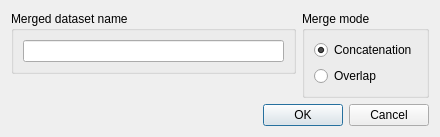
This is tse_analytics/views/datasets_merge_dialog.ui in TSE-Systems/tse-analytics as Qt 5 draws it before an edit. The edited form follows.
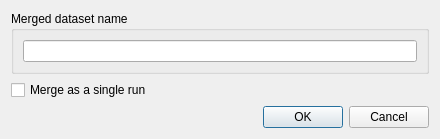
This is the edited form.

Commit message: Option to merge datasets as a single run. BarPlotView toolbar added.

```diff
--- a/tse_analytics/views/datasets_merge_dialog.ui
+++ b/tse_analytics/views/datasets_merge_dialog.ui
@@ -15,8 +15,8 @@
   </property>
   <layout class="QVBoxLayout" name="_4">
    <item>
-    <layout class="QHBoxLayout" name="horizontalLayout">
-     <item alignment="Qt::AlignTop">
+    <layout class="QVBoxLayout" name="verticalLayout">
+     <item>
       <widget class="QGroupBox" name="groupBoxName">
        <property name="title">
         <string>Merged dataset name</string>
@@ -28,33 +28,14 @@
        </layout>
       </widget>
      </item>
-     <item alignment="Qt::AlignTop">
-      <widget class="QGroupBox" name="groupBoxMergeMode">
-       <property name="title">
-        <string>Merge mode</string>
-       </property>
-       <layout class="QVBoxLayout" name="_2">
-        <item>
-         <widget class="QRadioButton" name="radioButtonConcatenation">
-          <property name="text">
-           <string>Concatenation</string>
-          </property>
-          <property name="checked">
-           <bool>true</bool>
-          </property>
-         </widget>
+    </layout>
         </item>
         <item>
-         <widget class="QRadioButton" name="radioButtonOverlap">
+    <widget class="QCheckBox" name="checkBoxSingleRun">
           <property name="text">
-           <string>Overlap</string>
-          </property>
-         </widget>
-        </item>
-       </layout>
-      </widget>
-     </item>
-    </layout>
+      <string>Merge as a single run</string>
+     </property>
+    </widget>
    </item>
    <item>
     <widget class="QDialogButtonBox" name="buttonBox">
```
Lines whose indentation alone changed are shown as unchanged. The commit also changes 10 other files.
